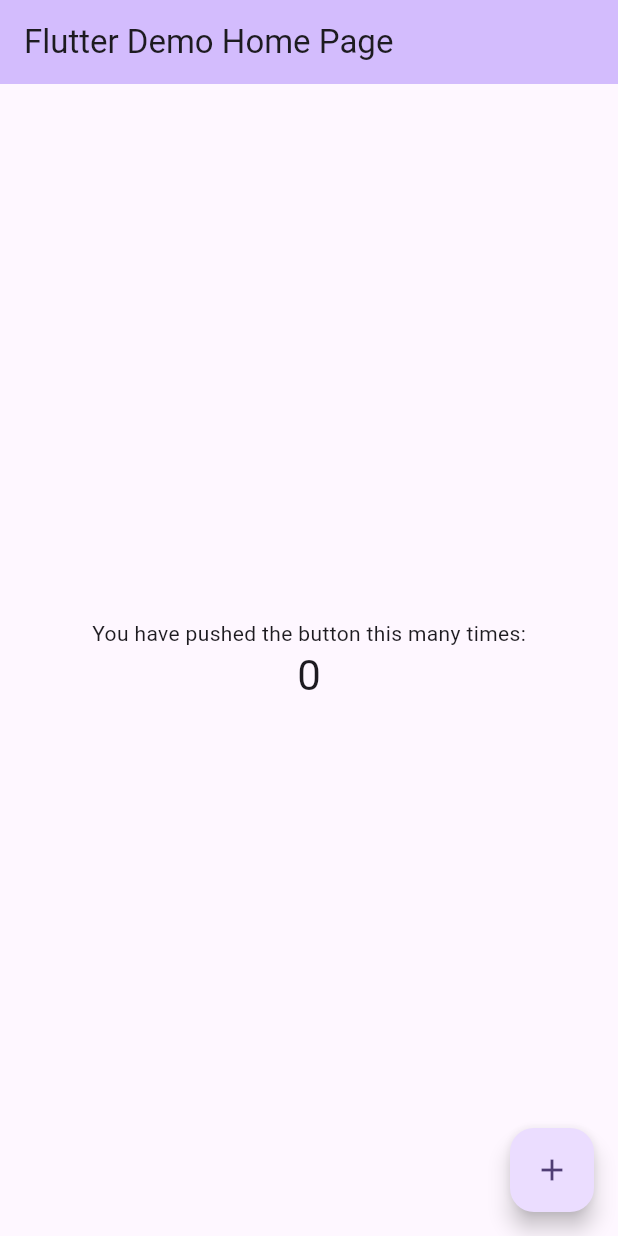
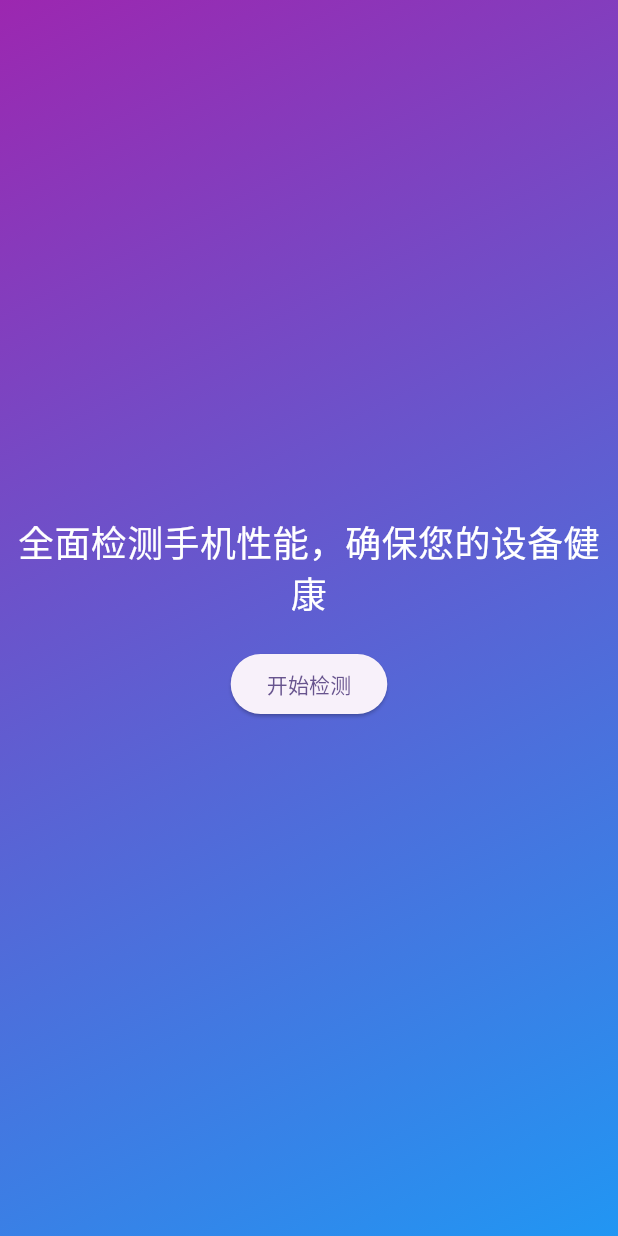
Before and after one commit to obiwan90/mobile_guardian, a Flutter app: the screen it shows after launch, on a phone screen of 412 x 824 dp. Run offline on Flutter 3.47's test engine with Material 3 defaults, Android fonts, the phone set to English and light mode, and no system bars.

Commit message:
实现引导页功能: 增加动态背景和导入依赖库

```diff
--- a/lib/main.dart
+++ b/lib/main.dart
@@ -7,119 +7,83 @@
 class MyApp extends StatelessWidget {
   const MyApp({super.key});
 
-  // This widget is the root of your application.
   @override
   Widget build(BuildContext context) {
     return MaterialApp(
-      title: 'Flutter Demo',
+      title: '手机质量检测器',
       theme: ThemeData(
-        // This is the theme of your application.
-        //
-        // TRY THIS: Try running your application with "flutter run". You'll see
-        // the application has a purple toolbar. Then, without quitting the app,
-        // try changing the seedColor in the colorScheme below to Colors.green
-        // and then invoke "hot reload" (save your changes or press the "hot
-        // reload" button in a Flutter-supported IDE, or press "r" if you used
-        // the command line to start the app).
-        //
-        // Notice that the counter didn't reset back to zero; the application
-        // state is not lost during the reload. To reset the state, use hot
-        // restart instead.
-        //
-        // This works for code too, not just values: Most code changes can be
-        // tested with just a hot reload.
         colorScheme: ColorScheme.fromSeed(seedColor: Colors.deepPurple),
         useMaterial3: true,
       ),
-      home: const MyHomePage(title: 'Flutter Demo Home Page'),
+      home: const IntroPage(),
     );
   }
 }
 
-class MyHomePage extends StatefulWidget {
+class IntroPage extends StatelessWidget {
+  const IntroPage({super.key});
+
+  @override
+  Widget build(BuildContext context) {
+    return Scaffold(
+      body: Stack(
+        children: [
+          Container(
+            decoration: const BoxDecoration(
+              gradient: LinearGradient(
+                colors: [Colors.purple, Colors.blue],
+                begin: Alignment.topLeft,
+                end: Alignment.bottomRight,
+              ),
+            ),
+          ),
+          Center(
+            child: Column(
+              mainAxisAlignment: MainAxisAlignment.center,
+              children: [
+                const Text(
+                  "全面检测手机性能，确保您的设备健康",
+                  style: TextStyle(fontSize: 24, color: Colors.white),
+                  textAlign: TextAlign.center,
+                ),
+                const SizedBox(height: 20),
+                ElevatedButton(
+                  onPressed: () {
+                    Navigator.push(
+                        context,
+                        MaterialPageRoute(
+                            builder: (context) =>
+                                const MyHomePage(title: '首页')));
+                  },
+                  child: const Text("开始检测"),
+                ),
+              ],
+            ),
+          ),
+        ],
+      ),
+    );
+  }
+}
+
+class MyHomePage extends StatelessWidget {
   const MyHomePage({super.key, required this.title});
-
-  // This widget is the home page of your application. It is stateful, meaning
-  // that it has a State object (defined below) that contains fields that affect
-  // how it looks.
-
-  // This class is the configuration for the state. It holds the values (in this
-  // case the title) provided by the parent (in this case the App widget) and
-  // used by the build method of the State. Fields in a Widget subclass are
-  // always marked "final".
 
   final String title;
 
   @override
-  State<MyHomePage> createState() => _MyHomePageState();
-}
-
-class _MyHomePageState extends State<MyHomePage> {
-  int _counter = 0;
-
-  void _incrementCounter() {
-    setState(() {
-      // This call to setState tells the Flutter framework that something has
-      // changed in this State, which causes it to rerun the build method below
-      // so that the display can reflect the updated values. If we changed
-      // _counter without calling setState(), then the build method would not be
-      // called again, and so nothing would appear to happen.
-      _counter++;
-    });
-  }
-
-  @override
   Widget build(BuildContext context) {
-    // This method is rerun every time setState is called, for instance as done
-    // by the _incrementCounter method above.
-    //
-    // The Flutter framework has been optimized to make rerunning build methods
-    // fast, so that you can just rebuild anything that needs updating rather
-    // than having to individually change instances of widgets.
     return Scaffold(
       appBar: AppBar(
-        // TRY THIS: Try changing the color here to a specific color (to
-        // Colors.amber, perhaps?) and trigger a hot reload to see the AppBar
-        // change color while the other colors stay the same.
         backgroundColor: Theme.of(context).colorScheme.inversePrimary,
-        // Here we take the value from the MyHomePage object that was created by
-        // the App.build method, and use it to set our appbar title.
-        title: Text(widget.title),
+        title: Text(title),
       ),
       body: Center(
-        // Center is a layout widget. It takes a single child and positions it
-        // in the middle of the parent.
-        child: Column(
-          // Column is also a layout widget. It takes a list of children and
-          // arranges them vertically. By default, it sizes itself to fit its
-          // children horizontally, and tries to be as tall as its parent.
-          //
-          // Column has various properties to control how it sizes itself and
-          // how it positions its children. Here we use mainAxisAlignment to
-          // center the children vertically; the main axis here is the vertical
-          // axis because Columns are vertical (the cross axis would be
-          // horizontal).
-          //
-          // TRY THIS: Invoke "debug painting" (choose the "Toggle Debug Paint"
-          // action in the IDE, or press "p" in the console), to see the
-          // wireframe for each widget.
-          mainAxisAlignment: MainAxisAlignment.center,
-          children: <Widget>[
-            const Text(
-              'You have pushed the button this many times:',
-            ),
-            Text(
-              '$_counter',
-              style: Theme.of(context).textTheme.headlineMedium,
-            ),
-          ],
+        child: const Text(
+          '欢迎来到手机质量检测器！',
+          style: TextStyle(fontSize: 24),
         ),
       ),
-      floatingActionButton: FloatingActionButton(
-        onPressed: _incrementCounter,
-        tooltip: 'Increment',
-        child: const Icon(Icons.add),
-      ), // This trailing comma makes auto-formatting nicer for build methods.
     );
   }
 }
```
Also changed, not shown: pubspec.yaml (+5 -71 lines), pubspec.lock, 12 other files.
